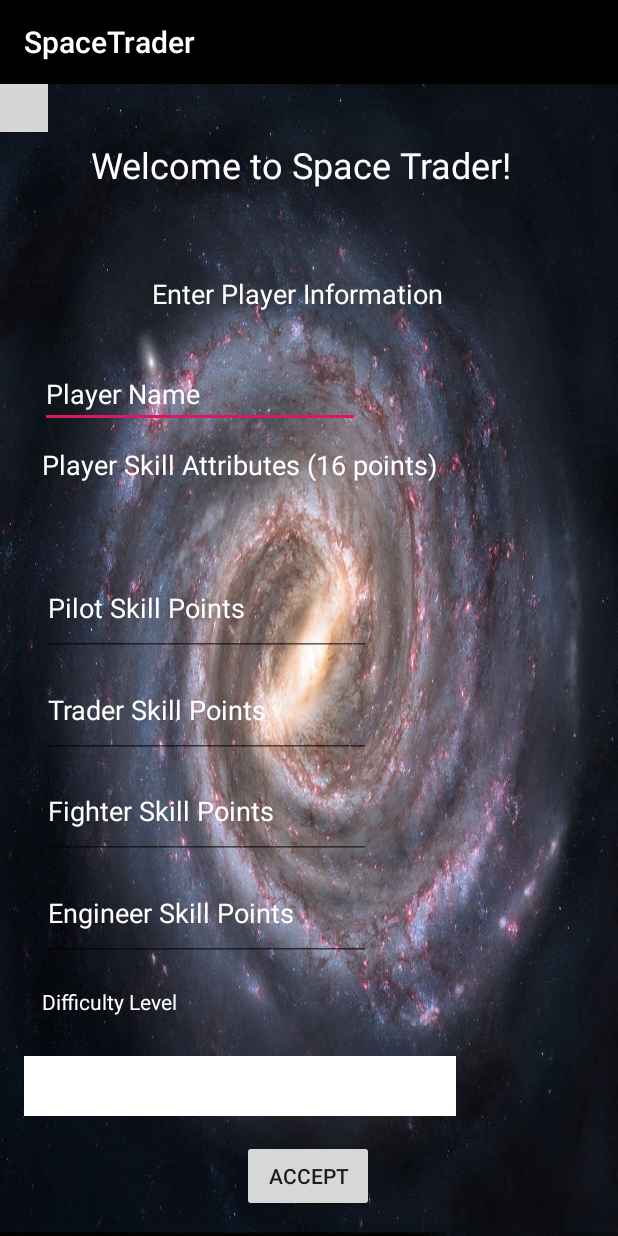
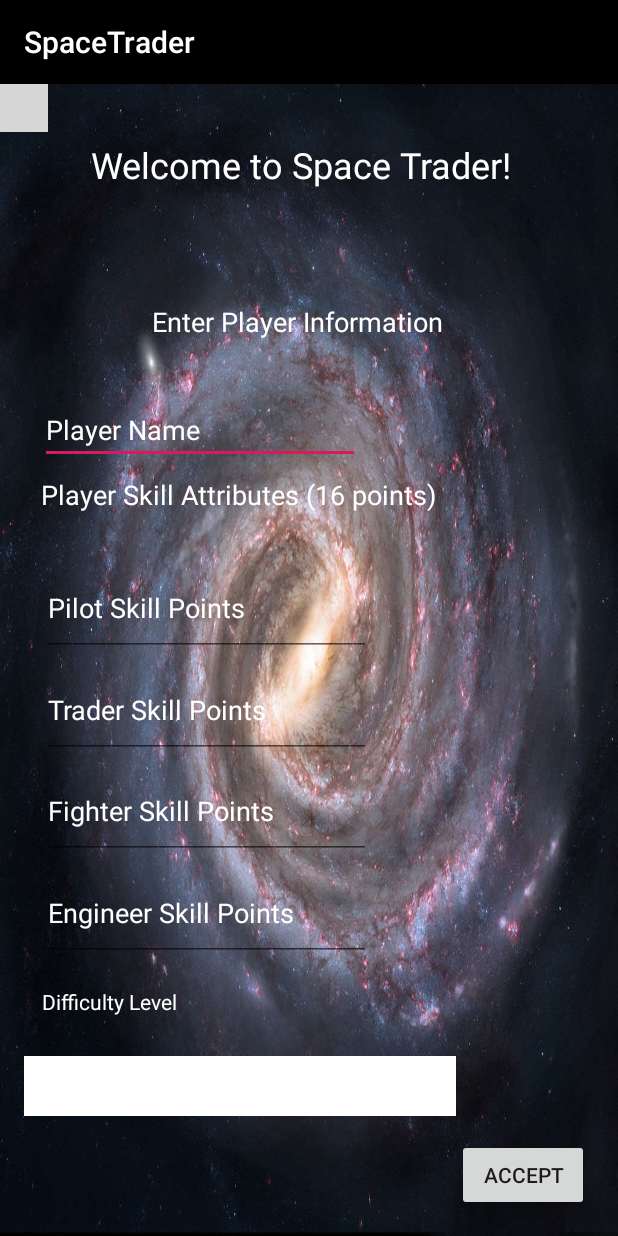
Before and after one commit to brandoDecu/cs2340project, an Android app: the screen it shows after launch (MainActivity), on a phone screen of 412 x 824 dp. Run offline under Robolectric (Android 15) with nearby library versions, the phone set to English and light mode, and no system bars; plain views replace Constraints; grey boxes are pictures that could not be loaded.

Commit message:
Made UI elements relative to each other for proper placement

```diff
--- a/SpaceTrader/app/src/main/res/layout/activity_main.xml
+++ b/SpaceTrader/app/src/main/res/layout/activity_main.xml
@@ -53,18 +53,17 @@
         android:layout_width="252dp"
         android:layout_height="49dp"
         android:layout_marginStart="8dp"
-        android:layout_marginTop="8dp"
+        android:layout_marginTop="30dp"
         android:layout_marginEnd="8dp"
-        android:layout_marginBottom="552dp"
+        android:layout_marginBottom="52dp"
         android:text="Enter Player Information"
         android:textColor="#FFFF"
         android:textSize="18sp"
-        app:layout_constraintBottom_toBottomOf="parent"
+        app:layout_constraintBottom_toTopOf="@+id/ViewText3"
         app:layout_constraintEnd_toEndOf="parent"
         app:layout_constraintHorizontal_bias="0.65"
         app:layout_constraintStart_toStartOf="parent"
-        app:layout_constraintTop_toTopOf="parent"
-        app:layout_constraintVertical_bias="0.754" />
+        app:layout_constraintTop_toBottomOf="@+id/textView" />
 
     <EditText
         android:id="@+id/editText2"
@@ -81,12 +80,12 @@
         android:inputType="textPersonName"
         android:text="@string/player_name"
         android:textColor="#FFFF"
-        app:layout_constraintBottom_toBottomOf="parent"
+        app:layout_constraintBottom_toTopOf="@+id/ViewText3"
         app:layout_constraintEnd_toEndOf="parent"
         app:layout_constraintHorizontal_bias="0.104"
         app:layout_constraintStart_toStartOf="parent"
-        app:layout_constraintTop_toTopOf="parent"
-        app:layout_constraintVertical_bias="0.249" />
+        app:layout_constraintTop_toBottomOf="@+id/textView"
+        app:layout_constraintVertical_bias="1.0" />
 
     <TextView
         android:id="@+id/ViewText3"
@@ -105,12 +104,12 @@
         android:text="Player Skill Attributes (16 points)"
         android:textColor="#FFFF"
         android:textSize="18sp"
-        app:layout_constraintBottom_toBottomOf="parent"
+        app:layout_constraintBottom_toTopOf="@+id/editPilotSkill"
         app:layout_constraintEnd_toEndOf="parent"
-        app:layout_constraintHorizontal_bias="0.181"
+        app:layout_constraintHorizontal_bias="0.172"
         app:layout_constraintStart_toStartOf="parent"
-        app:layout_constraintTop_toTopOf="parent"
-        app:layout_constraintVertical_bias="0.331" />
+        app:layout_constraintTop_toBottomOf="@+id/textView"
+        app:layout_constraintVertical_bias="1.0" />
 
     <EditText
         android:id="@+id/editPilotSkill"
@@ -246,12 +245,15 @@
         android:layout_width="wrap_content"
         android:layout_height="wrap_content"
         android:layout_marginStart="8dp"
+        android:layout_marginTop="8dp"
         android:layout_marginEnd="8dp"
-        android:layout_marginBottom="16dp"
+        android:layout_marginBottom="8dp"
         android:text="Accept"
         app:layout_constraintBottom_toBottomOf="parent"
         app:layout_constraintEnd_toEndOf="parent"
-        app:layout_constraintHorizontal_bias="0.498"
-        app:layout_constraintStart_toStartOf="parent" />
+        app:layout_constraintHorizontal_bias="0.964"
+        app:layout_constraintStart_toStartOf="parent"
+        app:layout_constraintTop_toBottomOf="@+id/textView2"
+        app:layout_constraintVertical_bias="0.983" />
 
 </android.support.constraint.ConstraintLayout>
```
